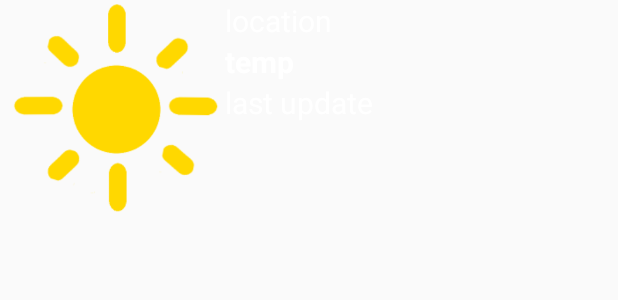
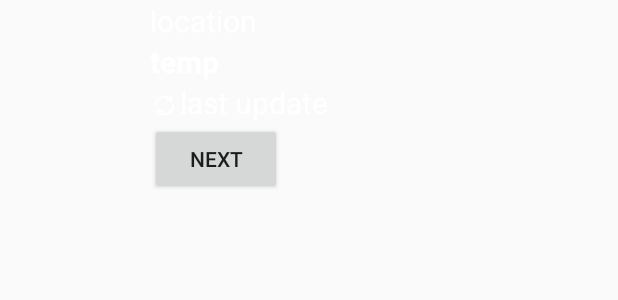
Before and after one commit to NESBasti/AndroidProject, an Android app: the layout weather_widget.xml on its own in the app's theme, with its tools: preview values and no code run, on a phone screen of 412 x 824 dp. Shown: the top 300 px of the screen. Run offline under Robolectric (Android 15) with nearby library versions, the phone set to English and light mode, and no system bars.

Commit message:
widget now works with all added cities

```diff
--- a/app/src/main/java/de/bastian/androidproject/LoadCurrentJSON.java
+++ b/app/src/main/java/de/bastian/androidproject/LoadCurrentJSON.java
@@ -77,6 +77,7 @@ public class LoadCurrentJSON extends AsyncTask<Location,Boolean, Integer> {
         if(mainActivity != null){
             if(values[0]) {
                 mainActivity.updateCurrentWeather(weatherCurrent);
+                mainActivity.updateWeatherWidget();
             }
             else Toast.makeText(mainActivity, "Error retrieving weather data", Toast.LENGTH_SHORT).show();
         }
--- a/app/src/main/res/layout/weather_widget.xml
+++ b/app/src/main/res/layout/weather_widget.xml
@@ -6,11 +6,8 @@
 
     <ImageView
         android:id="@+id/widgetIcon"
-        android:layout_width="150dp"
-        android:layout_height="150dp"
-        android:src="@drawable/sun"/>
-
-
+        android:layout_width="100dp"
+        android:layout_height="100dp"/>
 
     <LinearLayout
         android:layout_width="match_parent"
@@ -36,13 +33,31 @@
             android:textSize="20dp"
             android:textStyle="bold" />
 
-        <TextView
-            android:id="@+id/widgetLastUpdate"
-            style="@style/WhiteText"
+        <LinearLayout
+            android:layout_width="wrap_content"
+            android:layout_height="wrap_content">
+
+            <ImageView
+                android:layout_marginTop="5dp"
+                android:layout_width="20dp"
+                android:layout_height="20dp"
+                android:src="@drawable/refreshx128"/>
+
+            <TextView
+                android:id="@+id/widgetLastUpdate"
+                style="@style/WhiteText"
+                android:layout_width="wrap_content"
+                android:layout_height="wrap_content"
+                android:text="last update"
+                android:textSize="20dp" />
+
+        </LinearLayout>
+
+        <Button
             android:layout_width="wrap_content"
             android:layout_height="wrap_content"
-            android:text="last update"
-            android:textSize="20dp" />
+            android:text="next"
+            android:id="@+id/MyNextCityButton"/>
 
 
     </LinearLayout>
```
Also changed, not shown: app/src/main/java/de/bastian/androidproject/MainActivity.java (+92 -57 lines), app/src/main/java/de/bastian/androidproject/UserInterface.java (+5 -31 lines), app/src/main/java/de/bastian/androidproject/WeatherAppWidgetProvider.java (+51 -15 lines), app/src/main/java/de/bastian/androidproject/WidgetUpdateJSON.java (+15 -4 lines), app/src/main/java/de/bastian/androidproject/settings.java (+9 -23 lines).
